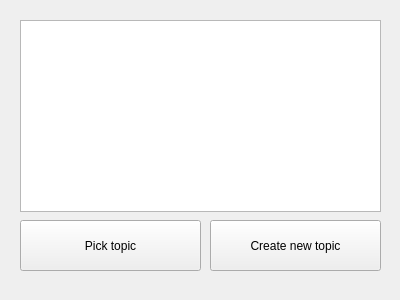
without-eyes/EasyLearner, file forms/MainMenu.ui: the form before one commit.
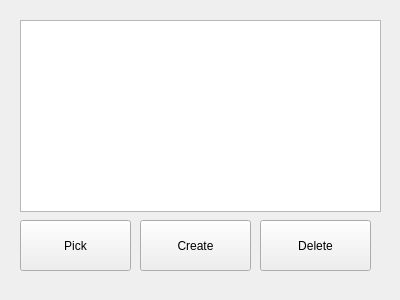
The form after the commit.

Commit message: Add button that deletes topic

The edit to the form file:
```diff
--- a/forms/MainMenu.ui
+++ b/forms/MainMenu.ui
@@ -18,25 +18,25 @@
                 <rect>
                     <x>20</x>
                     <y>220</y>
-                    <width>181</width>
+     <width>111</width>
                     <height>51</height>
                 </rect>
             </property>
             <property name="text">
-                <string>Pick topic</string>
+    <string>Pick</string>
             </property>
         </widget>
         <widget class="QPushButton" name="createButton">
             <property name="geometry">
                 <rect>
-                    <x>210</x>
+     <x>140</x>
                     <y>220</y>
-                    <width>171</width>
+     <width>111</width>
                     <height>51</height>
                 </rect>
             </property>
             <property name="text">
-                <string>Create new topic</string>
+    <string>Create</string>
             </property>
         </widget>
         <widget class="QListWidget" name="listWidget">
@@ -49,6 +49,19 @@
                 </rect>
             </property>
         </widget>
+  <widget class="QPushButton" name="deleteButton">
+   <property name="geometry">
+    <rect>
+     <x>260</x>
+     <y>220</y>
+     <width>111</width>
+     <height>51</height>
+    </rect>
+   </property>
+   <property name="text">
+    <string>Delete</string>
+   </property>
+  </widget>
     </widget>
     <resources/>
     <connections/>
```
Lines whose indentation alone changed are shown as unchanged. The commit also changes 2 other files.
